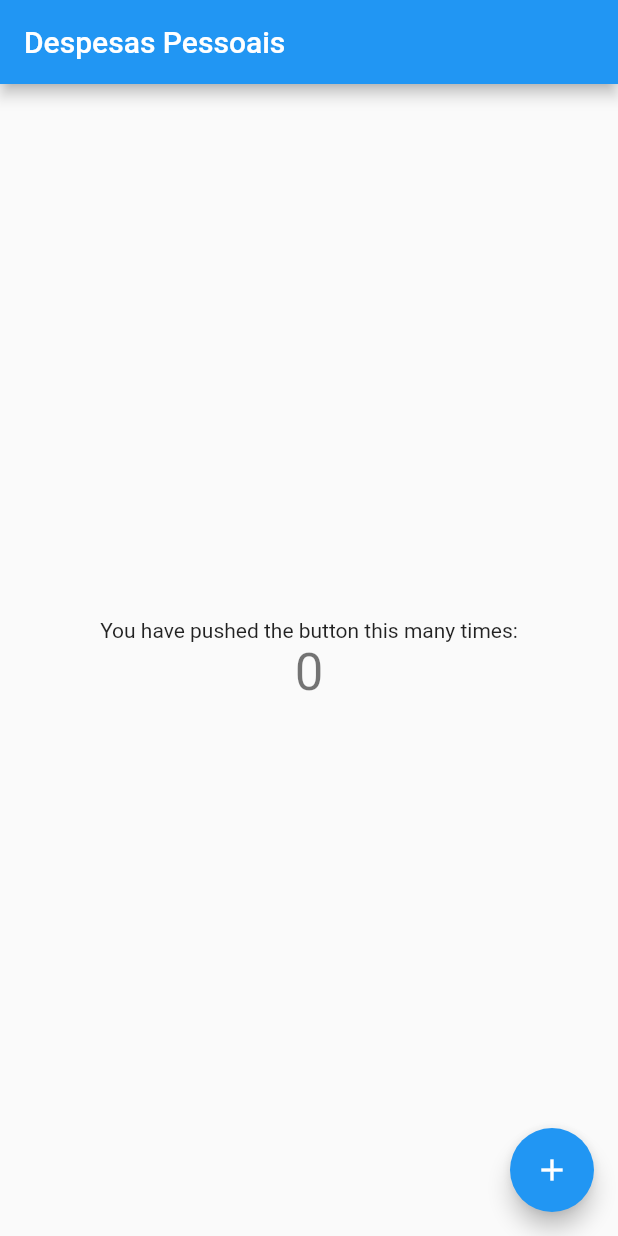
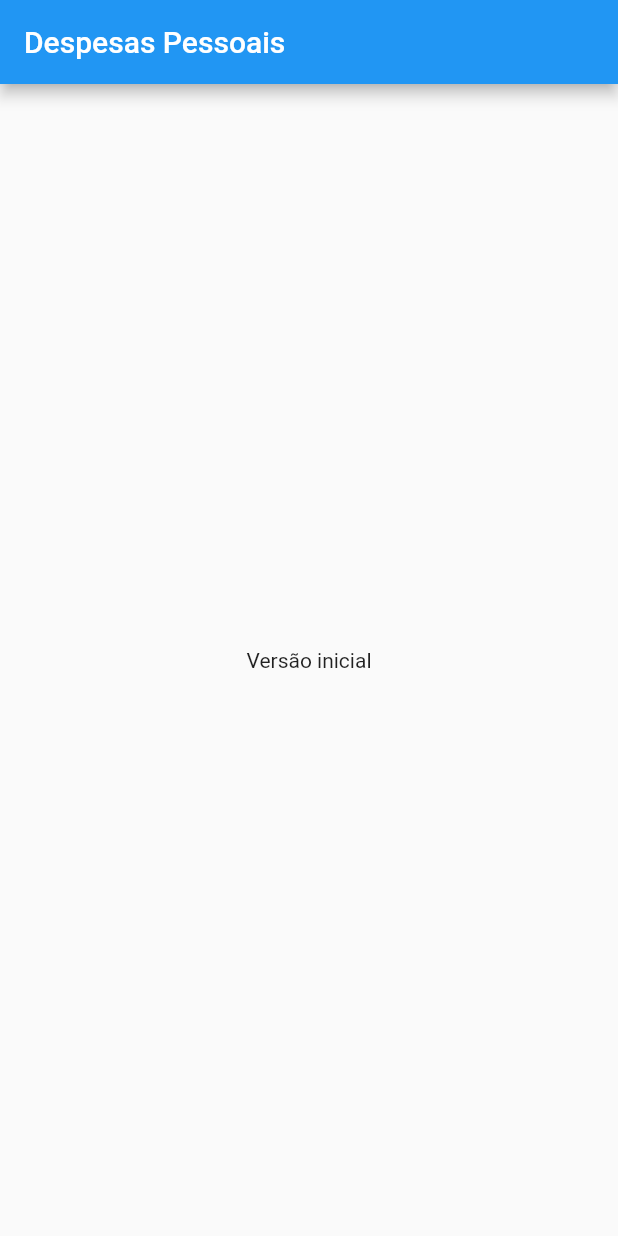
Before and after one commit to evandroags/expenses, a Flutter app: the screen it shows after launch, on a phone screen of 412 x 824 dp. Run offline on Flutter 3.47's test engine with Material 2 defaults, Android fonts, the phone set to English and light mode, and no system bars.

Commit message:
versao inicial

```diff
--- a/lib/main.dart
+++ b/lib/main.dart
@@ -1,117 +1,26 @@
 import 'package:flutter/material.dart';
 
-void main() {
-  runApp(MyApp());
-}
+main() => runApp(ExpensesApp());
 
-class MyApp extends StatelessWidget {
-  // This widget is the root of your application.
+class ExpensesApp extends StatelessWidget {
   @override
   Widget build(BuildContext context) {
     return MaterialApp(
-      title: 'Despesas Pessoais - Flutter',
-      theme: ThemeData(
-        // This is the theme of your application.
-        //
-        // Try running your application with "flutter run". You'll see the
-        // application has a blue toolbar. Then, without quitting the app, try
-        // changing the primarySwatch below to Colors.green and then invoke
-        // "hot reload" (press "r" in the console where you ran "flutter run",
-        // or simply save your changes to "hot reload" in a Flutter IDE).
-        // Notice that the counter didn't reset back to zero; the application
-        // is not restarted.
-        primarySwatch: Colors.blue,
-        // This makes the visual density adapt to the platform that you run
-        // the app on. For desktop platforms, the controls will be smaller and
-        // closer together (more dense) than on mobile platforms.
-        visualDensity: VisualDensity.adaptivePlatformDensity,
-      ),
-      home: MyHomePage(title: 'Despesas Pessoais'),
+      home: MyHomePage(),
     );
   }
 }
 
-class MyHomePage extends StatefulWidget {
-  MyHomePage({Key key, this.title}) : super(key: key);
-
-  // This widget is the home page of your application. It is stateful, meaning
-  // that it has a State object (defined below) that contains fields that affect
-  // how it looks.
-
-  // This class is the configuration for the state. It holds the values (in this
-  // case the title) provided by the parent (in this case the App widget) and
-  // used by the build method of the State. Fields in a Widget subclass are
-  // always marked "final".
-
-  final String title;
-
-  @override
-  _MyHomePageState createState() => _MyHomePageState();
-}
-
-class _MyHomePageState extends State<MyHomePage> {
-  int _counter = 0;
-
-  void _incrementCounter() {
-    setState(() {
-      // This call to setState tells the Flutter framework that something has
-      // changed in this State, which causes it to rerun the build method below
-      // so that the display can reflect the updated values. If we changed
-      // _counter without calling setState(), then the build method would not be
-      // called again, and so nothing would appear to happen.
-      _counter++;
-    });
-  }
-
+class MyHomePage extends StatelessWidget {
   @override
   Widget build(BuildContext context) {
-    // This method is rerun every time setState is called, for instance as done
-    // by the _incrementCounter method above.
-    //
-    // The Flutter framework has been optimized to make rerunning build methods
-    // fast, so that you can just rebuild anything that needs updating rather
-    // than having to individually change instances of widgets.
     return Scaffold(
       appBar: AppBar(
-        // Here we take the value from the MyHomePage object that was created by
-        // the App.build method, and use it to set our appbar title.
-        title: Text(widget.title),
+        title: Text('Despesas Pessoais'),
       ),
       body: Center(
-        // Center is a layout widget. It takes a single child and positions it
-        // in the middle of the parent.
-        child: Column(
-          // Column is also a layout widget. It takes a list of children and
-          // arranges them vertically. By default, it sizes itself to fit its
-          // children horizontally, and tries to be as tall as its parent.
-          //
-          // Invoke "debug painting" (press "p" in the console, choose the
-          // "Toggle Debug Paint" action from the Flutter Inspector in Android
-          // Studio, or the "Toggle Debug Paint" command in Visual Studio Code)
-          // to see the wireframe for each widget.
-          //
-          // Column has various properties to control how it sizes itself and
-          // how it positions its children. Here we use mainAxisAlignment to
-          // center the children vertically; the main axis here is the vertical
-          // axis because Columns are vertical (the cross axis would be
-          // horizontal).
-          mainAxisAlignment: MainAxisAlignment.center,
-          children: <Widget>[
-            Text(
-              'You have pushed the button this many times:',
-            ),
-            Text(
-              '$_counter',
-              style: Theme.of(context).textTheme.headline4,
-            ),
-          ],
-        ),
+        child: Text('Versão inicial'),
       ),
-      floatingActionButton: FloatingActionButton(
-        onPressed: _incrementCounter,
-        tooltip: 'Increment',
-        child: Icon(Icons.add),
-      ), // This trailing comma makes auto-formatting nicer for build methods.
     );
   }
 }
```
Also changed, not shown: 1 other file.
